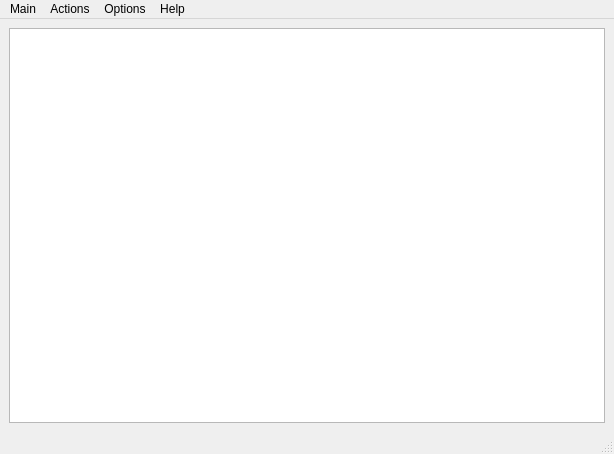
Above: src/qedit/qedit.ui from fluxer/bfp before the change. Below: the same form after it.
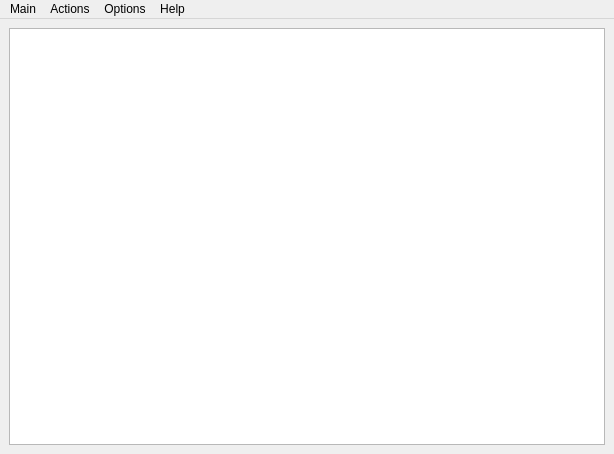
That is the form after the change. Icons and pictures are not drawn.

Commit message: removed statusbars of qfile/qedit

Diff of the .ui file:
```diff
--- a/src/qedit/qedit.ui
+++ b/src/qedit/qedit.ui
@@ -88,7 +88,6 @@
    <addaction name="menuOptions"/>
    <addaction name="menuHelp"/>
   </widget>
-  <widget class="QStatusBar" name="statusbar"/>
   <action name="actionQuit">
    <property name="icon">
     <iconset resource="../qresources/libqresources.qrc">
```
The commit also changes 4 other files.
